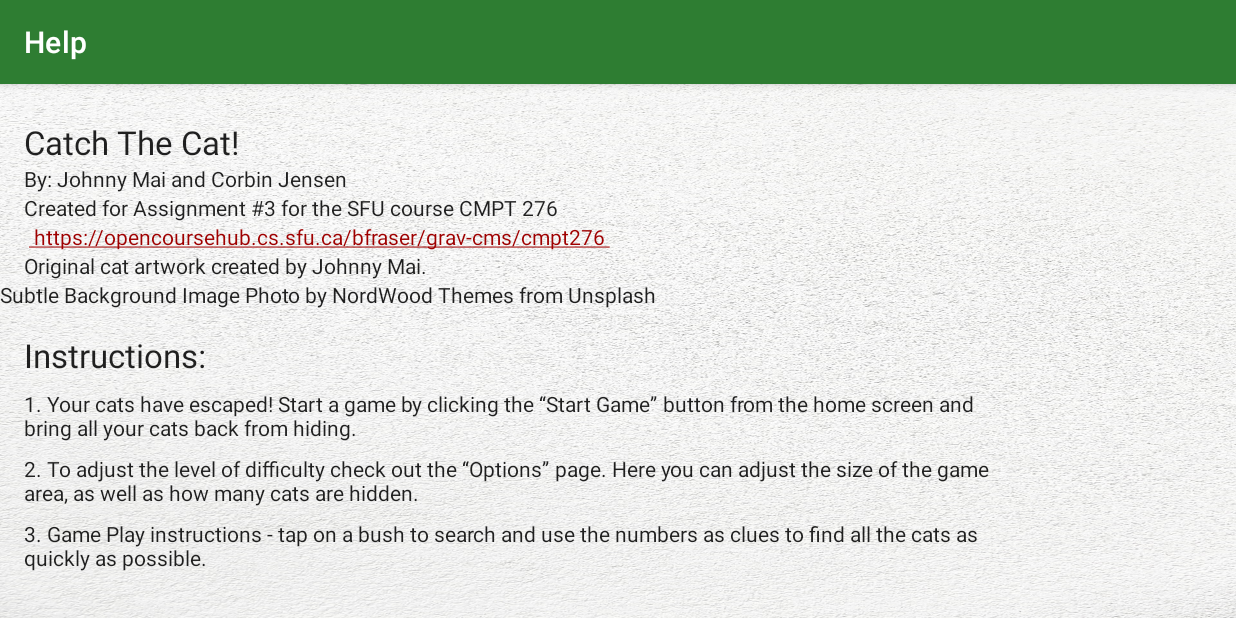
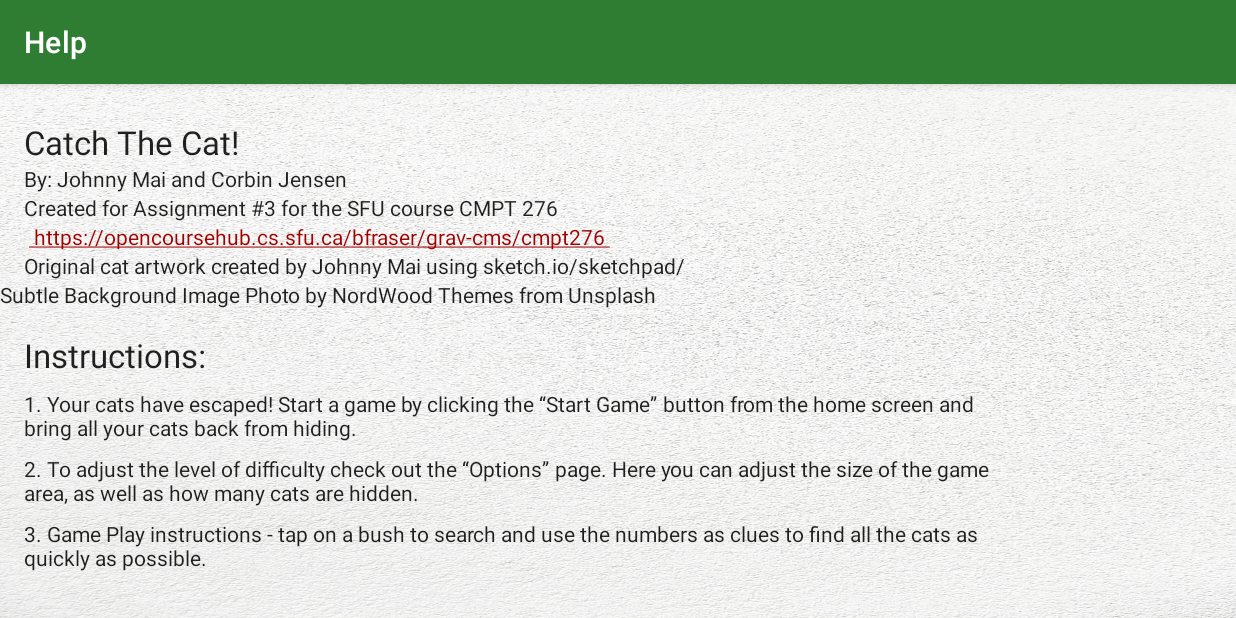
Before and after one commit to corbinjensen/minesweeper-game, an Android app: the HelpActivity screen opened directly, with no data from a screen before it, on a phone screen of 824 x 412 dp (held sideways). Run offline under Robolectric (Android 15) with nearby library versions, the phone set to English and light mode, and no system bars.

```diff
--- a/app/src/main/res/values/strings.xml
+++ b/app/src/main/res/values/strings.xml
@@ -18,7 +18,7 @@
     </string>
     <string name="created_for_assignment_3_for_the_sfu_course_cmpt_276">Created for Assignment #3 for the SFU course CMPT 276</string>
     <string name="instructions_to_play_the_game">Instructions:</string>
-    <string name="original_cat_artwork_created_by_johnny_mai">Original cat artwork created by Johnny Mai.</string>
+    <string name="original_cat_artwork_created_by_johnny_mai">Original cat artwork created by Johnny Mai using sketch.io/sketchpad/</string>
     <string name="mine_counter">"Found %1$d of %2$d Cats."</string>
     <string name="scan_counter">"# of Scans Used: %1$d"</string>
     <string name="continue_button_string">Play Game</string>
```
